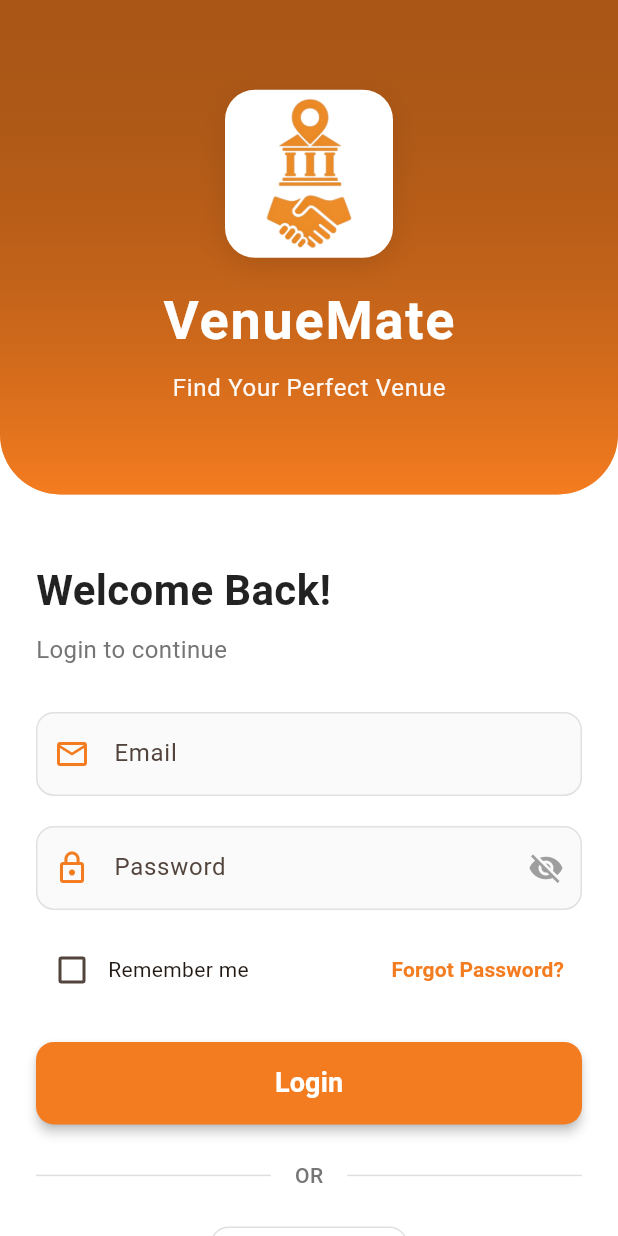
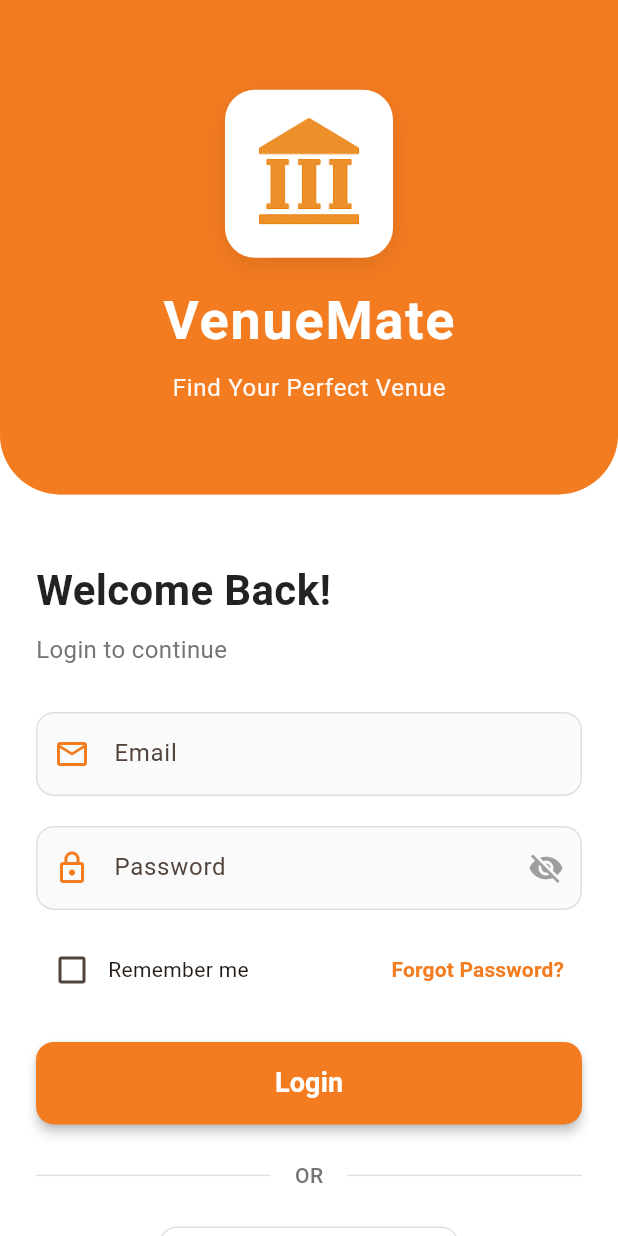
Before and after one commit to muhammadSaadXCII/VenueMate_System, a Flutter app: the screen it shows after launch, after a tap on "Skip", on a phone screen of 412 x 824 dp. Run offline on Flutter 3.47's test engine with Material 3 defaults, Android fonts, the phone set to English and light mode, and no system bars; our stand-ins replace badges, carousel_slider, cloud_firestore, dash_chat_2, firebase_auth, firebase_core and 4 more; accounts and stored records are empty.

Commit message:
changes done

```diff
--- a/lib/Screens/Customers/LoginScreen.dart
+++ b/lib/Screens/Customers/LoginScreen.dart
@@ -357,14 +357,15 @@ class _LoginScreenState extends State<LoginScreen> {
                           bottomLeft: Radius.circular(40),
                           bottomRight: Radius.circular(40),
                         ),
-                        gradient: LinearGradient(
-                          begin: Alignment.topCenter,
-                          end: Alignment.bottomCenter,
-                          colors: [
-                            Colors.black.withOpacity(0.3),
-                            const Color(0xFFF47C20).withOpacity(0.6),
-                          ],
-                        ),
+                        color: const Color(0xFFF47C20).withOpacity(0.6),
+                        // gradient: LinearGradient(
+                        //   begin: Alignment.topCenter,
+                        //   end: Alignment.bottomCenter,
+                        //   colors: [
+                        //     // Colors.black.withOpacity(0.3),
+                        //     const Color(0xFFF47C20).withOpacity(0.6),
+                        //   ],
+                        // ),
                       ),
                     ),
                     Center(
@@ -385,7 +386,7 @@ class _LoginScreenState extends State<LoginScreen> {
                               ],
                             ),
                             child: Image.asset(
-                              'assets/images/venuematelogo3.png', // Ensure this asset exists
+                              'assets/images/venuemate.png', // Ensure this asset exists
                               height: 100,
                               width: 100,
                               errorBuilder: (context, error, stackTrace) {
@@ -661,7 +662,8 @@ class _LoginScreenState extends State<LoginScreen> {
       onTap: onTap,
       borderRadius: BorderRadius.circular(12),
       child: Container(
-        padding: const EdgeInsets.symmetric(horizontal: 24, vertical: 12),
+        width: 200,
+        padding: const EdgeInsets.symmetric(horizontal: 45, vertical: 12),
         decoration: BoxDecoration(
           border: Border.all(color: Colors.grey[300]!),
           borderRadius: BorderRadius.circular(12),
@@ -671,8 +673,8 @@ class _LoginScreenState extends State<LoginScreen> {
             if (assetLogo != null)
               Image.asset(
                 assetLogo,
-                height: 24,
-                width: 24,
+                height: 30,
+                width: 30,
               )
             else
               Icon(
@@ -686,7 +688,7 @@ class _LoginScreenState extends State<LoginScreen> {
               label,
               style: const TextStyle(
                 color: Colors.black,
-                fontSize: 15,
+                fontSize: 17,
                 fontWeight: FontWeight.bold,
               ),
             ),
--- a/lib/Screens/Customers/OnBoardingScreen.dart
+++ b/lib/Screens/Customers/OnBoardingScreen.dart
@@ -17,7 +17,7 @@ class _OnboardingScreenState extends State<OnboardingScreen>
 
   final List<OnboardingData> _pages = [
     OnboardingData(
-      image: 'assets/images/ob1.jpg',
+      image: 'assets/images/ob4.jpg',
       title: 'Discover\nPerfect Venues',
       description:
           'Explore stunning venues tailored to your dream events. From grand halls to intimate spaces.',
@@ -137,10 +137,12 @@ class _OnboardingScreenState extends State<OnboardingScreen>
                               color: Colors.white,
                               borderRadius: BorderRadius.circular(10),
                             ),
-                            child: const Icon(
-                              Icons.location_city,
-                              color: Color(0xFFF47C20),
-                              size: 24,
+                            // UPDATED: Using Image.asset instead of Icon
+                            child: Image.asset(
+                              'assets/images/venuemate.png', // Make sure path is correct
+                              height: 30,
+                              width: 30,
+                              fit: BoxFit.contain,
                             ),
                           ),
                           const SizedBox(width: 10),
@@ -178,7 +180,6 @@ class _OnboardingScreenState extends State<OnboardingScreen>
                   ),
                 ),
 
-                /// FIX: PageView wrapped in Expanded, pages scrollable
                 Expanded(
                   child: PageView.builder(
                     controller: _pageController,
@@ -269,7 +270,6 @@ class _OnboardingScreenState extends State<OnboardingScreen>
     );
   }
 
-  /// FIXED: Wrapped content in SingleChildScrollView to avoid overflow
   Widget _buildPage(OnboardingData data, Size size) {
     return SingleChildScrollView(
       physics: const BouncingScrollPhysics(),
@@ -305,11 +305,12 @@ class _OnboardingScreenState extends State<OnboardingScreen>
                     ),
                   ),
                 ),
+                // UPDATED: Image Container Logic
                 Container(
                   height: size.height * 0.35,
-                  width: size.height * 0.35,
+                  width: double.infinity, // Use full width available
                   decoration: BoxDecoration(
-                    color: Colors.white,
+                    color: Colors.transparent, // Removed white background
                     borderRadius: BorderRadius.circular(40),
                     boxShadow: [
                       BoxShadow(
@@ -323,7 +324,7 @@ class _OnboardingScreenState extends State<OnboardingScreen>
                     borderRadius: BorderRadius.circular(40),
                     child: Image.asset(
                       data.image,
-                      fit: BoxFit.cover,
+                      fit: BoxFit.cover, // Ensures image covers the entire box
                       errorBuilder: (context, error, stackTrace) {
                         return Container(
                           decoration: BoxDecoration(
--- a/lib/Screens/Customers/SignUpScreen.dart
+++ b/lib/Screens/Customers/SignUpScreen.dart
@@ -835,17 +835,17 @@ class _SignUpScreenState extends State<SignUpScreen> {
                         ],
                       ),
 
-                      const SizedBox(height: 24),
+
 
                       Row(
                         mainAxisAlignment: MainAxisAlignment.center,
                         children: [
-                          _buildSocialButton('assets/images/7123025_logo_google_g_icon 1.png', 'Google'),
-                          const SizedBox(width: 16),
+                          // _buildSocialButton('assets/images/7123025_logo_google_g_icon 1.png', 'Google'),
+                          const SizedBox(width: 1),
                         ],
                       ),
 
-                      const SizedBox(height: 30),
+                      const SizedBox(height: 3),
 
                       Center(
                         child: Row(
```
